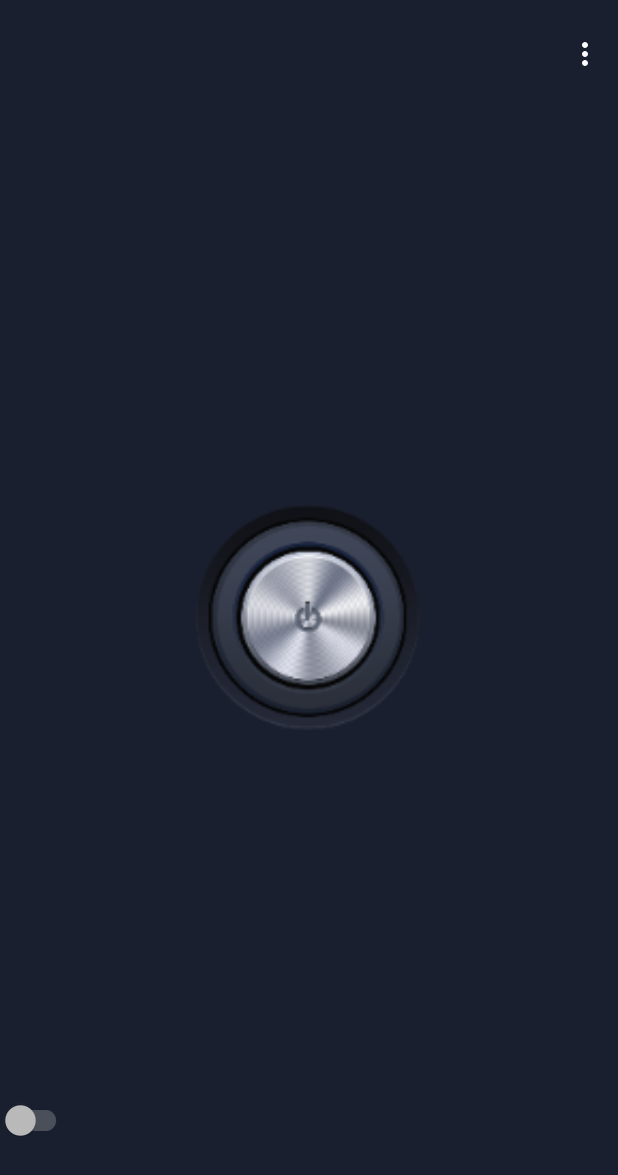
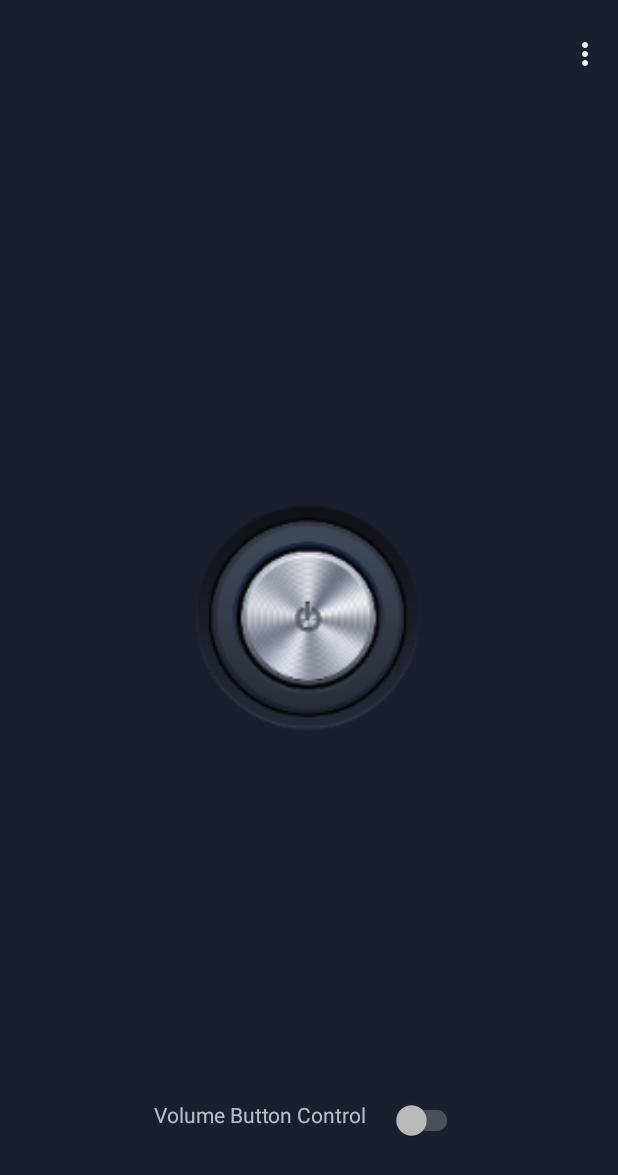
Before and after one commit to sayederfanarefin/android-torch, an Android app: the screen it shows after launch (MainActivity), on a phone screen of 412 x 824 dp. Shown: the top 1175 px of the screen. Run offline under Robolectric (Android 15) with nearby library versions, the phone set to English and light mode, and no system bars.

Commit message:
recovered -_-

```diff
--- a/app/src/main/res/layout/activity_main.xml
+++ b/app/src/main/res/layout/activity_main.xml
@@ -61,7 +61,7 @@
                 android:layout_height="0dp"
                 android:layout_weight="1" />
         </LinearLayout>
-        <LinearLayout
+        <RelativeLayout
             android:id="@+id/ll_func_toggle"
             android:layout_width="match_parent"
             android:layout_height="32dp"
@@ -70,9 +70,18 @@
             android:background="?android:selectableItemBackground"
             android:clickable="true"
             android:elevation="2dp"
-            android:onClick="openAccessibilitySettings"
-            android:orientation="horizontal">
+            android:onClick="openAccessibilitySettings">
 
+            <LinearLayout
+                android:layout_width="wrap_content"
+                android:orientation="horizontal"
+                android:layout_centerInParent="true"
+                android:layout_height="wrap_content">
+                <TextView
+                    android:layout_width="wrap_content"
+                    android:layout_height="wrap_content"
+                    android:text="Volume Button Control"
+                    android:layout_marginRight="16dp"/>
                 <android.support.v7.widget.SwitchCompat
                     android:id="@+id/sw_func_toggle"
                     android:layout_width="wrap_content"
@@ -82,6 +91,10 @@
 
 
             </LinearLayout>
+
+
+
+        </RelativeLayout>
 
         <LinearLayout
             android:layout_width="wrap_content"
```
Lines whose indentation alone changed are shown as unchanged.
